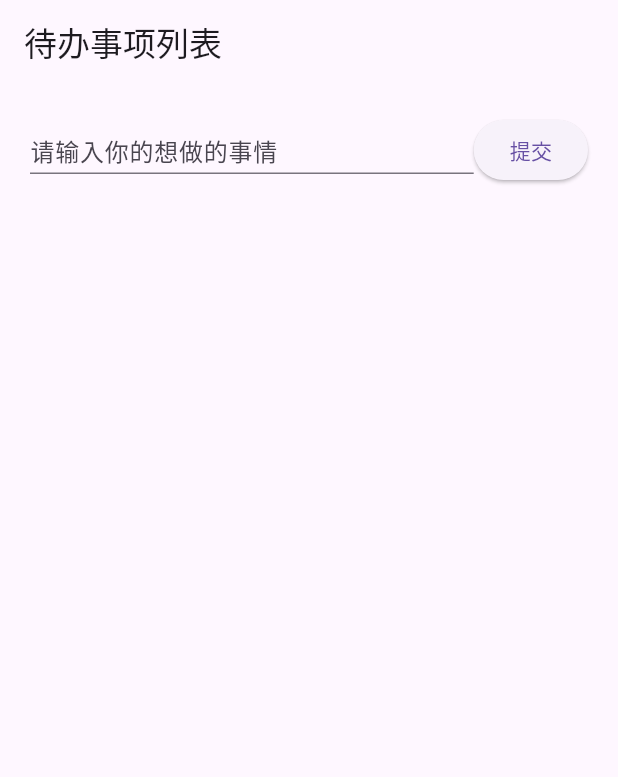
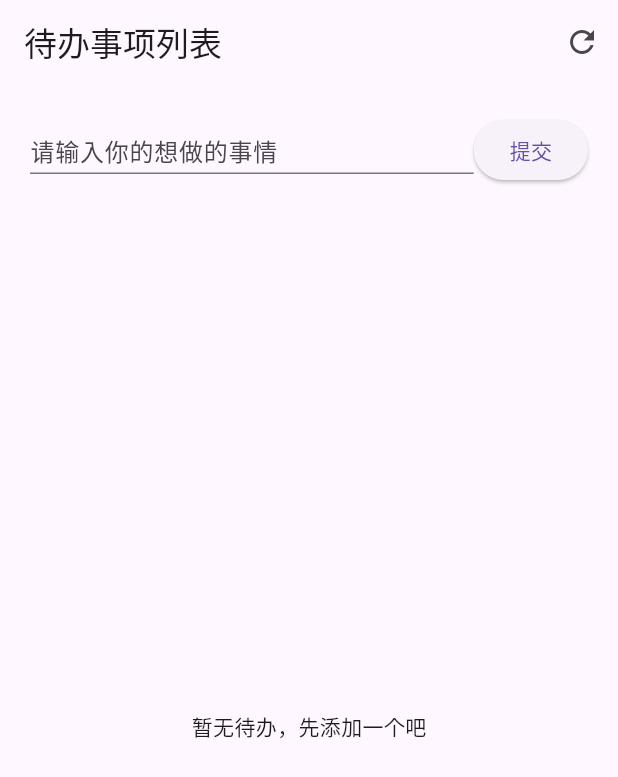
Before and after one commit to hongzhe12/flutter_component_demo, a Flutter app: the screen it shows after launch, after a tap on "提交", on a phone screen of 412 x 824 dp. Shown: the top 777 px of the screen. Run offline on Flutter 3.47's test engine with Material 3 defaults, Android fonts, the light colour scheme and no system bars; network calls fail.

Commit message:
重构待办事项功能，添加网络请求和数据模型，优化用户交互体验

```diff
--- a/lib/main.dart
+++ b/lib/main.dart
@@ -1,10 +1,17 @@
-// lib/main.dart
+import 'dart:io';
+
 import 'package:flutter/material.dart';
 
-// 1. 应用入口：固定写法
-void main() => runApp(const MyApp());
+import 'network/http_override.dart';
+import 'pages/home_page.dart';
 
-// 2. 根组件：应用的顶级容器
+void main() {
+  // 必须在 runApp 之前设置
+  HttpOverrides.global = MyHttpOverrides();
+
+  runApp(const MyApp());
+}
+
 class MyApp extends StatelessWidget {
   const MyApp({super.key});
 
@@ -17,175 +24,3 @@ class MyApp extends StatelessWidget {
     );
   }
 }
-
-// 3. 主页组件：我们的页面
-class HomePage extends StatefulWidget {
-  const HomePage({super.key});
-
-  @override
-  State<HomePage> createState() => _HomePageState();
-}
-
-class _HomePageState extends State<HomePage> {
-  final List<String> _todos = [];
-
-  void _addTodo(String text) {
-    setState(() {
-      _todos.add(text);
-    });
-  }
-
-  void _removeTodo(int index) {
-    setState(() {
-      _todos.removeAt(index);
-    });
-  }
-
-  void _editTodo(int index, String newText) {
-    setState(() {
-      _todos[index] = newText;
-    });
-  }
-
-  Future<void> _showEditDialog(int index) async {
-    final controller = TextEditingController(text: _todos[index]);
-    final result = await showDialog<String>(
-      context: context,
-      builder: (context) {
-        return AlertDialog(
-          title: const Text('编辑事项'),
-          content: TextField(
-            controller: controller,
-            autofocus: true,
-            decoration: const InputDecoration(
-              isDense: true,
-              hintText: '请输入新的内容',
-            ),
-            onSubmitted: (_) => Navigator.of(context).pop(controller.text),
-          ),
-          actions: [
-            TextButton(
-              onPressed: () => Navigator.of(context).pop(),
-              child: const Text('取消'),
-            ),
-            ElevatedButton(
-              onPressed: () => Navigator.of(context).pop(controller.text),
-              child: const Text('保存'),
-            ),
-          ],
-        );
-      },
-    );
-
-    if (result == null) return;
-    final text = result.trim();
-    if (text.isEmpty) return;
-    _editTodo(index, text);
-  }
-
-  @override
-  Widget build(BuildContext context) {
-    // Scaffold：页面基础结构
-    return Scaffold(
-      appBar: AppBar(title: const Text('待办事项列表')),
-      body: Column(
-        children: [
-          TodoInput(onSubmit: _addTodo),
-          Expanded(
-            child: TodoList(
-              todos: _todos,
-              onDelete: _removeTodo,
-              onEdit: _showEditDialog,
-            ),
-          ),
-        ],
-      ),
-    );
-  }
-}
-
-// ======================================
-// ✨ 你的自定义组件 写在这里！
-// ======================================
-class TodoInput extends StatelessWidget {
-  const TodoInput({super.key, required this.onSubmit});
-
-  final ValueChanged<String> onSubmit;
-
-  void _submit(TextEditingController controller) {
-    final text = controller.text.trim();
-    if (text.isEmpty) return;
-    onSubmit(text);
-    controller.clear();
-  }
-
-  @override
-  Widget build(BuildContext context) {
-    final controller = TextEditingController();
-    return Padding(
-      padding: const EdgeInsets.all(20),
-      child: Row(
-        crossAxisAlignment: CrossAxisAlignment.center,
-        children: [
-          Expanded(
-            child: TextField(
-              controller: controller,
-              decoration: const InputDecoration(
-                isDense: true,
-                hintText: '请输入你的想做的事情', // 提示文字
-              ),
-              onSubmitted: (_) => _submit(controller),
-            ),
-          ),
-          ElevatedButton(
-            onPressed: () => _submit(controller),
-            child: const Text('提交'),
-          ),
-        ],
-      ),
-    );
-  }
-}
-
-class TodoList extends StatelessWidget {
-  const TodoList({
-    super.key,
-    required this.todos,
-    required this.onDelete,
-    required this.onEdit,
-  });
-
-  final List<String> todos;
-  final void Function(int) onDelete;
-  final void Function(int) onEdit;
-
-  @override
-  Widget build(BuildContext context) {
-    return ListView.builder(
-      itemCount: todos.length,
-      itemBuilder: (context, index) {
-        return ListTile(
-          title: Text(todos[index]),
-          trailing: Row(
-            mainAxisSize: MainAxisSize.min,
-            children: [
-              IconButton(
-                icon: const Icon(Icons.edit),
-                onPressed: () => onEdit(index),
-              ),
-              IconButton(
-                icon: const Icon(Icons.delete),
-                onPressed: () => onDelete(index),
-              ),
-            ],
-          ),
-        );
-      },
-    );
-  }
-}
-
-
-// 帮我看看能简化吗，我要最流行，官方推荐的写法：
-// 1. 合适新手的代码设计
-// 2. 代码简洁
--- /dev/null
+++ b/lib/models/todo_item.dart
@@ -0,0 +1,39 @@
+class TodoItem {
+  final int id;
+  final String title;
+  final bool completed;
+  final DateTime? createdAt;
+  final DateTime? updatedAt;
+
+  const TodoItem({
+    required this.id,
+    required this.title,
+    required this.completed,
+    this.createdAt,
+    this.updatedAt,
+  });
+
+  factory TodoItem.fromJson(Map<String, dynamic> json) {
+    return TodoItem(
+      id: json['id'] as int,
+      title: json['title'] as String,
+      completed: json['completed'] as bool,
+      createdAt: json['created_at'] == null
+          ? null
+          : DateTime.parse(json['created_at'] as String),
+      updatedAt: json['updated_at'] == null
+          ? null
+          : DateTime.parse(json['updated_at'] as String),
+    );
+  }
+
+  Map<String, dynamic> toJson() {
+    return {
+      'id': id,
+      'title': title,
+      'completed': completed,
+      'created_at': createdAt?.toIso8601String(),
+      'updated_at': updatedAt?.toIso8601String(),
+    };
+  }
+}
--- /dev/null
+++ b/lib/pages/home_page.dart
@@ -0,0 +1,161 @@
+import 'package:flutter/material.dart';
+
+import '../models/todo_item.dart';
+import '../services/todo_api.dart';
+import '../widgets/todo_input.dart';
+import '../widgets/todo_list.dart';
+
+class HomePage extends StatefulWidget {
+  const HomePage({super.key});
+
+  @override
+  State<HomePage> createState() => _HomePageState();
+}
+
+class _HomePageState extends State<HomePage> {
+  final TodoApi _api = TodoApi();
+  List<TodoItem> _todos = [];
+  bool _loading = true;
+
+  @override
+  void initState() {
+    super.initState();
+    _loadTodos();
+  }
+
+  @override
+  void dispose() {
+    _api.dispose();
+    super.dispose();
+  }
+
+  Future<void> _loadTodos() async {
+    setState(() => _loading = true);
+    try {
+      final data = await _api.getTodos();
+      if (!mounted) return;
+      setState(() => _todos = data);
+    } catch (e) {
+      if (!mounted) return;
+      _showError(e.toString());
+    } finally {
+      if (mounted) {
+        setState(() => _loading = false);
+      }
+    }
+  }
+
+  Future<void> _addTodo(String text) async {
+    try {
+      final created = await _api.createTodo(text);
+      if (!mounted) return;
+      setState(() => _todos = [..._todos, created]);
+    } catch (e) {
+      if (!mounted) return;
+      _showError(e.toString());
+    }
+  }
+
+  Future<void> _removeTodo(TodoItem item) async {
+    try {
+      await _api.deleteTodo(item.id);
+      if (!mounted) return;
+      setState(() => _todos = _todos.where((t) => t.id != item.id).toList());
+    } catch (e) {
+      if (!mounted) return;
+      _showError(e.toString());
+    }
+  }
+
+  Future<void> _toggleTodo(TodoItem item, bool value) async {
+    try {
+      final updated = await _api.updateTodo(item.id, completed: value);
+      if (!mounted) return;
+      setState(() {
+        _todos = _todos.map((t) => t.id == updated.id ? updated : t).toList();
+      });
+    } catch (e) {
+      if (!mounted) return;
+      _showError(e.toString());
+    }
+  }
+
+  Future<void> _showEditDialog(TodoItem item) async {
+    final controller = TextEditingController(text: item.title);
+    final result = await showDialog<String>(
+      context: context,
+      builder: (context) {
+        return AlertDialog(
+          title: const Text('编辑事项'),
+          content: TextField(
+            controller: controller,
+            autofocus: true,
+            decoration: const InputDecoration(
+              isDense: true,
+              hintText: '请输入新的内容',
+            ),
+            onSubmitted: (_) => Navigator.of(context).pop(controller.text),
+          ),
+          actions: [
+            TextButton(
+              onPressed: () => Navigator.of(context).pop(),
+              child: const Text('取消'),
+            ),
+            ElevatedButton(
+              onPressed: () => Navigator.of(context).pop(controller.text),
+              child: const Text('保存'),
+            ),
+          ],
+        );
+      },
+    );
+
+    if (result == null) return;
+    final text = result.trim();
+    if (text.isEmpty) return;
+
+    try {
+      final updated = await _api.updateTodo(item.id, title: text);
+      if (!mounted) return;
+      setState(() {
+        _todos = _todos.map((t) => t.id == updated.id ? updated : t).toList();
+      });
+    } catch (e) {
+      if (!mounted) return;
+      _showError(e.toString());
+    }
+  }
+
+  void _showError(String message) {
+    ScaffoldMessenger.of(context)
+      ..clearSnackBars()
+      ..showSnackBar(SnackBar(content: Text(message)));
+  }
+
+  @override
+  Widget build(BuildContext context) {
+    return Scaffold(
+      appBar: AppBar(
+        title: const Text('待办事项列表'),
+        actions: [
+          IconButton(onPressed: _loadTodos, icon: const Icon(Icons.refresh)),
+        ],
+      ),
+      body: _loading
+          ? const Center(child: CircularProgressIndicator())
+          : Column(
+              children: [
+                TodoInput(onSubmit: _addTodo),
+                Expanded(
+                  child: TodoList(
+                    todos: _todos,
+                    onDelete: _removeTodo,
+                    onEdit: _showEditDialog,
+                    onToggle: _toggleTodo,
+                  ),
+                ),
+              ],
+            ),
+    );
+  }
+}
--- /dev/null
+++ b/lib/services/todo_api.dart
@@ -0,0 +1,88 @@
+import 'dart:convert';
+
+import 'package:http/http.dart' as http;
+import '../models/todo_item.dart';
+
+class TodoApi {
+  TodoApi({http.Client? client}) : _client = client ?? http.Client();
+
+  static const String baseUrl = 'https://47.94.239.145/o/app';
+  final http.Client _client;
+
+  Uri _todosUri([int? id]) {
+    if (id == null) return Uri.parse('$baseUrl/api/todos/');
+    return Uri.parse('$baseUrl/api/todos/$id/');
+  }
+
+  Future<http.Response> _request(Future<http.Response> Function() call) async {
+    try {
+      return await call();
+    } on http.ClientException catch (e) {
+      print('HTTP ClientException: ${e.message}');
+      if (e.message.contains('Failed to fetch')) {
+        throw Exception(
+          '网络请求失败：请检查接口地址、服务可达性，或确认浏览器未拦截混合内容请求。',
+        );
+      }
+      rethrow;
+    }
+  }
+
+  Future<List<TodoItem>> getTodos() async {
+    final response = await _request(() => _client.get(_todosUri()));
+    final data = _decode(response) as List<dynamic>;
+    return data
+        .map((item) => TodoItem.fromJson(item as Map<String, dynamic>))
+        .toList();
+  }
+
+  Future<TodoItem> createTodo(String title, {bool completed = false}) async {
+    final response = await _request(
+      () => _client.post(
+        _todosUri(),
+        headers: {'Content-Type': 'application/json'},
+        body: jsonEncode({'title': title, 'completed': completed}),
+      ),
+    );
+    return TodoItem.fromJson(_decode(response) as Map<String, dynamic>);
+  }
+
+  Future<TodoItem> updateTodo(
+    int id, {
+    String? title,
+    bool? completed,
+  }) async {
+    final payload = <String, dynamic>{
+      if (title != null) 'title': title,
+      if (completed != null) 'completed': completed,
+    };
+
+    final response = await _request(
+      () => _client.patch(
+        _todosUri(id),
+        headers: {'Content-Type': 'application/json'},
+        body: jsonEncode(payload),
+      ),
+    );
+    return TodoItem.fromJson(_decode(response) as Map<String, dynamic>);
+  }
+
+  Future<void> deleteTodo(int id) async {
+    final response = await _request(() => _client.delete(_todosUri(id)));
+    if (response.statusCode != 204) {
+      throw Exception('删除失败: ${response.statusCode} ${response.body}');
+    }
+  }
+
+  dynamic _decode(http.Response response) {
+    if (response.statusCode < 200 || response.statusCode >= 300) {
+      throw Exception('请求失败: ${response.statusCode} ${response.body}');
+    }
+    if (response.body.isEmpty) return null;
+    return jsonDecode(utf8.decode(response.bodyBytes));
+  }
+
+  void dispose() {
+    _client.close();
+  }
+}
--- /dev/null
+++ b/lib/widgets/todo_input.dart
@@ -0,0 +1,55 @@
+import 'package:flutter/material.dart';
+
+class TodoInput extends StatefulWidget {
+  const TodoInput({super.key, required this.onSubmit});
+
+  final Future<void> Function(String) onSubmit;
+
+  @override
+  State<TodoInput> createState() => _TodoInputState();
+}
+
+class _TodoInputState extends State<TodoInput> {
+  late final TextEditingController _controller;
+
+  @override
+  void initState() {
+    super.initState();
+    _controller = TextEditingController();
+  }
+
+  @override
+  void dispose() {
+    _controller.dispose();
+    super.dispose();
+  }
+
+  Future<void> _submit() async {
+    final text = _controller.text.trim();
+    if (text.isEmpty) return;
+    await widget.onSubmit(text);
+    _controller.clear();
+  }
+
+  @override
+  Widget build(BuildContext context) {
+    return Padding(
+      padding: const EdgeInsets.all(20),
+      child: Row(
+        children: [
+          Expanded(
+            child: TextField(
+              controller: _controller,
+              decoration: const InputDecoration(
+                isDense: true,
+                hintText: '请输入你的想做的事情',
+              ),
+              onSubmitted: (_) => _submit(),
+            ),
+          ),
+          ElevatedButton(onPressed: _submit, child: const Text('提交')),
+        ],
+      ),
+    );
+  }
+}
--- /dev/null
+++ b/lib/widgets/todo_list.dart
@@ -0,0 +1,60 @@
+import 'package:flutter/material.dart';
+
+import '../models/todo_item.dart';
+
+class TodoList extends StatelessWidget {
+  const TodoList({
+    super.key,
+    required this.todos,
+    required this.onDelete,
+    required this.onEdit,
+    required this.onToggle,
+  });
+
+  final List<TodoItem> todos;
+  final Future<void> Function(TodoItem) onDelete;
+  final Future<void> Function(TodoItem) onEdit;
+  final Future<void> Function(TodoItem, bool) onToggle;
+
+  @override
+  Widget build(BuildContext context) {
+    if (todos.isEmpty) {
+      return const Center(child: Text('暂无待办，先添加一个吧'));
+    }
+
+    return ListView.builder(
+      itemCount: todos.length,
+      itemBuilder: (context, index) {
+        final item = todos[index];
+        return ListTile(
+          leading: Checkbox(
+            value: item.completed,
+            onChanged: (value) {
+              if (value == null) return;
+              onToggle(item, value);
+            },
+          ),
+          title: Text(
+            item.title,
+            style: TextStyle(
+              decoration: item.completed ? TextDecoration.lineThrough : null,
+            ),
+          ),
+          trailing: Row(
+            mainAxisSize: MainAxisSize.min,
+            children: [
+              IconButton(
+                icon: const Icon(Icons.edit),
+                onPressed: () => onEdit(item),
+              ),
+              IconButton(
+                icon: const Icon(Icons.delete),
+                onPressed: () => onDelete(item),
+              ),
+            ],
+          ),
+        );
+      },
+    );
+  }
+}
```
Also changed, not shown: lib/network/http_override.dart (added, +10 -0 lines), pubspec.yaml (+3 -4 lines), pubspec.lock, 2 other files.
